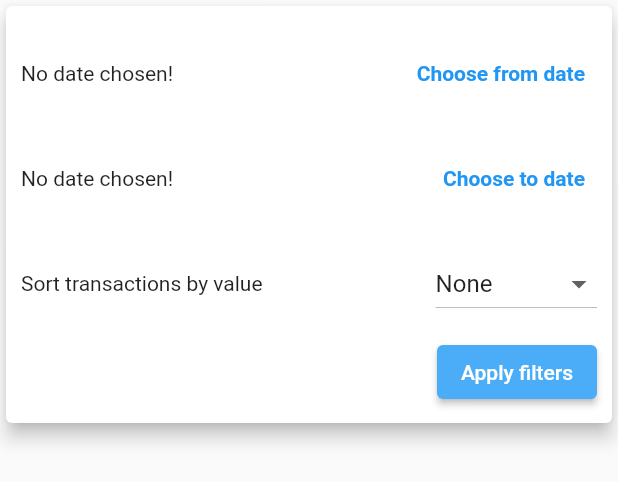
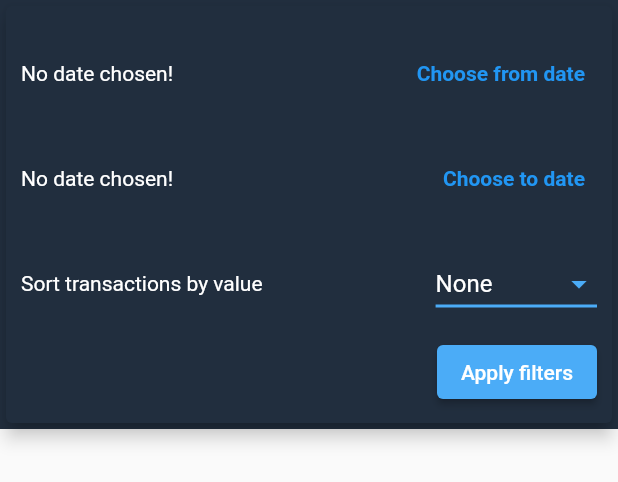
Before and after one commit to LiviusHabuc/mobile-automated-financial-management-system, a Flutter app: the FilterTransactions widget shown alone on an empty page, opened directly with empty values, on a phone screen of 412 x 824 dp. Shown: the top 482 px of the screen. Run offline on Flutter 3.47's test engine with Material 2 defaults, Android fonts, the phone set to English and light mode, and no system bars; our stand-ins replace envied, flutter_iconly; generated files the repository leaves out were written again; network calls fail.

```diff
--- a/lib/screens/filter_transactions.dart
+++ b/lib/screens/filter_transactions.dart
@@ -73,8 +73,12 @@ class _FilterTransactionsState extends State<FilterTransactions> {
 
   @override
   Widget build(BuildContext context) {
-    return SingleChildScrollView(
+    return Container(
+      color: Styles.primaryWithOpacityColor,
+      child: SingleChildScrollView(
         child: Card(
+          color: Styles.primaryWithOpacityColor,
+          surfaceTintColor: Styles.primaryWithOpacityColor,
           elevation: 5,
           child: Container(
             padding: EdgeInsets.only(
@@ -94,7 +98,10 @@ class _FilterTransactionsState extends State<FilterTransactions> {
                         child: Text(
                           _selectedFromDate == null
                               ? "No date chosen!"
-                            : "Filter from: ${DateFormat.yMd().format(_selectedFromDate!)}",
+                              : "Filter from: ${DateFormat("dd/MM/yyyy").format(_selectedFromDate!)}",
+                          style: TextStyle(
+                            color: Styles.whiteColor,
+                          ),
                         ),
                       ),
                       TextButton(
@@ -117,7 +124,10 @@ class _FilterTransactionsState extends State<FilterTransactions> {
                         child: Text(
                           _selectedToDate == null
                               ? "No date chosen!"
-                            : "Filter to: ${DateFormat.yMd().format(_selectedToDate!)}",
+                              : "Filter to: ${DateFormat("dd/MM/yyyy").format(_selectedToDate!)}",
+                          style: TextStyle(
+                            color: Styles.whiteColor,
+                          ),
                         ),
                       ),
                       TextButton(
@@ -136,15 +146,31 @@ class _FilterTransactionsState extends State<FilterTransactions> {
                   height: 70,
                   child: Row(
                     children: [
-                    const Expanded(
-                      child: Text("Sort transactions by value"),
+                      Expanded(
+                        child: Text(
+                          "Sort transactions by value",
+                          style: TextStyle(
+                            color: Styles.whiteColor,
+                          ),
+                        ),
                       ),
                       DropdownButton(
+                        dropdownColor: Styles.accentColor,
+                        iconEnabledColor: Styles.blueColor,
+                        underline: Container(
+                          height: 2,
+                          color: Styles.blueColor,
+                        ),
                         value: _selectedSortingStrategy,
                         items: _sortingStrategies.map((String value) {
                           return DropdownMenuItem<String>(
                             value: value,
-                          child: Text(value),
+                            child: Text(
+                              value,
+                              style: TextStyle(
+                                color: Styles.whiteColor,
+                              ),
+                            ),
                           );
                         }).toList(),
                         onChanged: (newValue) {
@@ -167,6 +193,7 @@ class _FilterTransactionsState extends State<FilterTransactions> {
             ),
           ),
         ),
+      ),
     );
   }
 }
```
Also changed, not shown: lib/widgets/transactions_list_item.dart (+19 -5 lines). Lines whose indentation alone changed are shown as unchanged.
